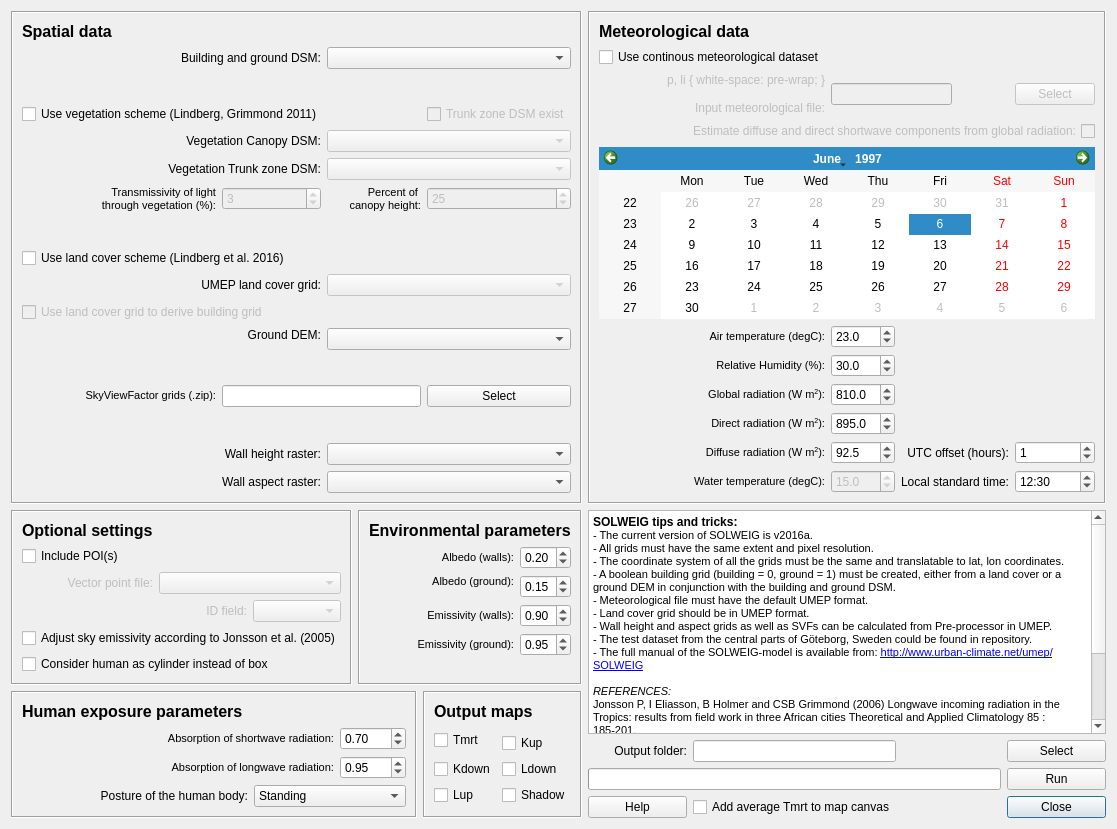
This is SOLWEIG/solweig_dialog_base.ui in UMEP-dev/UMEP as Qt 5 draws it before an edit. The edited form follows.
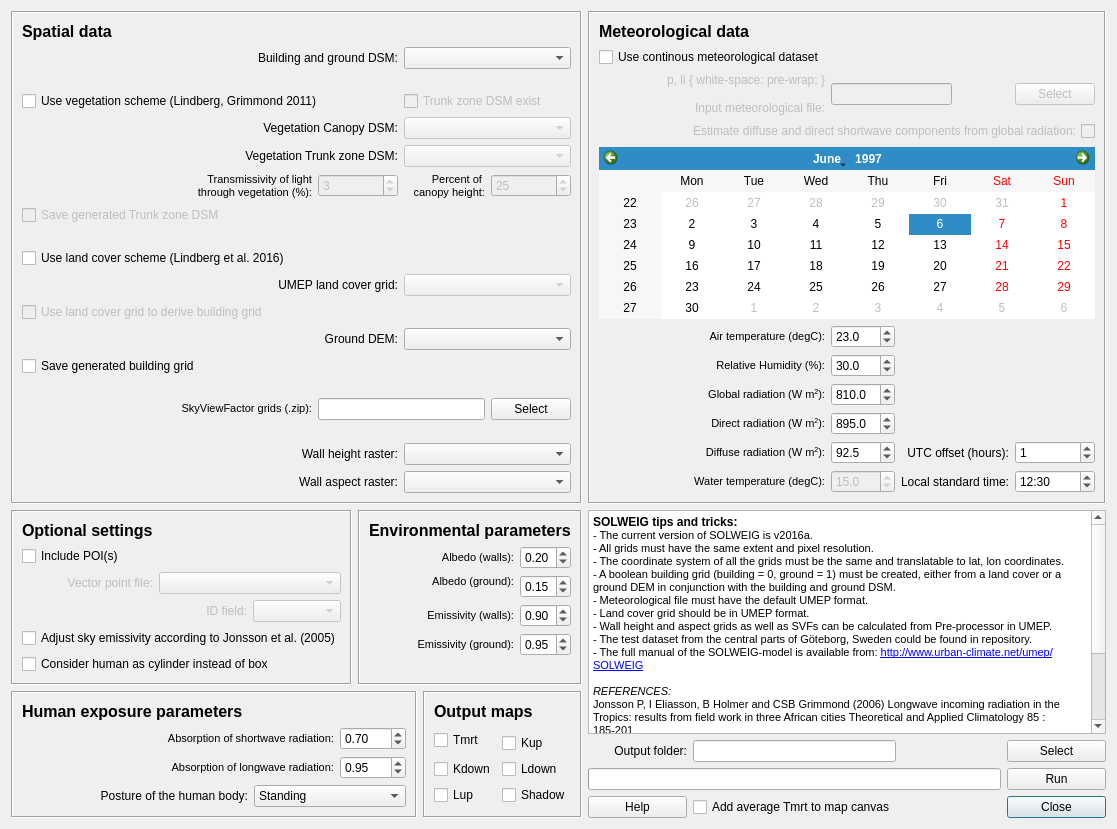
This is the edited form.

Diff of the .ui file:
```diff
--- a/SOLWEIG/solweig_dialog_base.ui
+++ b/SOLWEIG/solweig_dialog_base.ui
@@ -376,15 +376,19 @@
       <enum>QFrame::Sunken</enum>
      </property>
      <layout class="QGridLayout" name="gridLayout">
-      <item row="15" column="4">
-       <widget class="QPushButton" name="pushButtonImportSVF">
+      <item row="0" column="0">
+       <widget class="QLabel" name="label_13">
         <property name="text">
-         <string>Select</string>
+         <string>&lt;!DOCTYPE HTML PUBLIC &quot;-//W3C//DTD HTML 4.0//EN&quot; &quot;http://www.w3.org/TR/REC-html40/strict.dtd&quot;&gt;
+&lt;html&gt;&lt;head&gt;&lt;meta name=&quot;qrichtext&quot; content=&quot;1&quot; /&gt;&lt;style type=&quot;text/css&quot;&gt;
+p, li { white-space: pre-wrap; }
+&lt;/style&gt;&lt;/head&gt;&lt;body style=&quot; font-family:'MS Shell Dlg 2'; font-size:8pt; font-weight:400; font-style:normal;&quot;&gt;
+&lt;p style=&quot; margin-top:0px; margin-bottom:0px; margin-left:0px; margin-right:0px; -qt-block-indent:0; text-indent:0px;&quot;&gt;&lt;span style=&quot; font-size:12pt; font-weight:600;&quot;&gt;Spatial data&lt;/span&gt;&lt;/p&gt;&lt;/body&gt;&lt;/html&gt;</string>
         </property>
        </widget>
       </item>
-      <item row="14" column="1">
-       <spacer name="verticalSpacer_5">
+      <item row="2" column="1">
+       <spacer name="verticalSpacer_8">
         <property name="orientation">
          <enum>Qt::Vertical</enum>
         </property>
@@ -396,7 +400,7 @@
         </property>
        </spacer>
       </item>
-      <item row="3" column="0" colspan="4">
+      <item row="3" column="0" colspan="3">
        <widget class="QCheckBox" name="checkBoxUseVeg">
         <property name="enabled">
          <bool>true</bool>
@@ -406,27 +410,42 @@
         </property>
        </widget>
       </item>
-      <item row="15" column="2" colspan="2">
-       <widget class="QLineEdit" name="textInputSVF"/>
-      </item>
-      <item row="9" column="0" colspan="3">
-       <widget class="QCheckBox" name="checkBoxLandCover">
+      <item row="3" column="3" colspan="2">
+       <widget class="QCheckBox" name="checkBoxTrunkExist">
+        <property name="enabled">
+         <bool>false</bool>
+        </property>
         <property name="text">
-         <string>Use land cover scheme (Lindberg et al. 2016)</string>
+         <string>Trunk zone DSM exist</string>
         </property>
        </widget>
       </item>
-      <item row="11" column="0" colspan="3">
-       <widget class="QCheckBox" name="checkBoxDEM">
+      <item row="6" column="2">
+       <widget class="QSpinBox" name="spinBoxTrans">
         <property name="enabled">
          <bool>false</bool>
         </property>
+        <property name="value">
+         <number>3</number>
+        </property>
+       </widget>
+      </item>
+      <item row="6" column="3">
+       <widget class="QLabel" name="label_5">
         <property name="text">
-         <string>Use land cover grid to derive building grid</string>
+         <string>&lt;!DOCTYPE HTML PUBLIC &quot;-//W3C//DTD HTML 4.0//EN&quot; &quot;http://www.w3.org/TR/REC-html40/strict.dtd&quot;&gt;
+&lt;html&gt;&lt;head&gt;&lt;meta name=&quot;qrichtext&quot; content=&quot;1&quot; /&gt;&lt;style type=&quot;text/css&quot;&gt;
+p, li { white-space: pre-wrap; }
+&lt;/style&gt;&lt;/head&gt;&lt;body style=&quot; font-family:'MS Shell Dlg 2'; font-size:8.25pt; font-weight:400; font-style:normal;&quot;&gt;
+&lt;p style=&quot; margin-top:0px; margin-bottom:0px; margin-left:0px; margin-right:0px; -qt-block-indent:0; text-indent:0px;&quot;&gt;&lt;span style=&quot; font-size:8pt;&quot;&gt;Percent of &lt;/span&gt;&lt;/p&gt;
+&lt;p style=&quot; margin-top:0px; margin-bottom:0px; margin-left:0px; margin-right:0px; -qt-block-indent:0; text-indent:0px;&quot;&gt;&lt;span style=&quot; font-size:8pt;&quot;&gt;canopy height:&lt;/span&gt;&lt;/p&gt;&lt;/body&gt;&lt;/html&gt;</string>
         </property>
+        <property name="alignment">
+         <set>Qt::AlignRight|Qt::AlignTrailing|Qt::AlignVCenter</set>
+        </property>
        </widget>
       </item>
-      <item row="7" column="4">
+      <item row="6" column="4">
        <widget class="QSpinBox" name="spinBoxTrunkHeight">
         <property name="enabled">
          <bool>false</bool>
@@ -436,16 +455,56 @@
         </property>
        </widget>
       </item>
-      <item row="12" column="3" rowspan="2" colspan="2">
-       <widget class="QComboBox" name="comboBox_dem">
+      <item row="7" column="0">
+       <widget class="QCheckBox" name="checkBoxSaveTrunk">
         <property name="enabled">
-         <bool>true</bool>
+         <bool>false</bool>
         </property>
-        <property name="toolTip">
-         <string>A raster Digital surface Model consisting of ground and building heights</string>
+        <property name="text">
+         <string>Save generated Trunk zone DSM</string>
         </property>
-        <property name="whatsThis">
-         <string>A raster Digital surface Model consisting of ground and building heights</string>
+       </widget>
+      </item>
+      <item row="8" column="2">
+       <spacer name="verticalSpacer_4">
+        <property name="orientation">
+         <enum>Qt::Vertical</enum>
+        </property>
+        <property name="sizeHint" stdset="0">
+         <size>
+          <width>20</width>
+          <height>40</height>
+         </size>
+        </property>
+       </spacer>
+      </item>
+      <item row="11" column="0" colspan="2">
+       <widget class="QCheckBox" name="checkBoxDEM">
+        <property name="enabled">
+         <bool>false</bool>
+        </property>
+        <property name="text">
+         <string>Use land cover grid to derive building grid</string>
+        </property>
+       </widget>
+      </item>
+      <item row="14" column="1">
+       <spacer name="verticalSpacer_5">
+        <property name="orientation">
+         <enum>Qt::Vertical</enum>
+        </property>
+        <property name="sizeHint" stdset="0">
+         <size>
+          <width>20</width>
+          <height>40</height>
+         </size>
+        </property>
+       </spacer>
+      </item>
+      <item row="15" column="4">
+       <widget class="QPushButton" name="pushButtonImportSVF">
+        <property name="text">
+         <string>Select</string>
         </property>
        </widget>
       </item>
@@ -462,21 +521,30 @@
         </property>
        </spacer>
       </item>
-      <item row="15" column="0" colspan="2">
-       <widget class="QLabel" name="label_10">
-        <property name="text">
-         <string>&lt;!DOCTYPE HTML PUBLIC &quot;-//W3C//DTD HTML 4.0//EN&quot; &quot;http://www.w3.org/TR/REC-html40/strict.dtd&quot;&gt;
-&lt;html&gt;&lt;head&gt;&lt;meta name=&quot;qrichtext&quot; content=&quot;1&quot; /&gt;&lt;style type=&quot;text/css&quot;&gt;
-p, li { white-space: pre-wrap; }
-&lt;/style&gt;&lt;/head&gt;&lt;body style=&quot; font-family:'MS Shell Dlg 2'; font-size:8pt; font-weight:400; font-style:normal;&quot;&gt;
-&lt;p style=&quot; margin-top:0px; margin-bottom:0px; margin-left:0px; margin-right:0px; -qt-block-indent:0; text-indent:0px;&quot;&gt;SkyViewFactor grids (.zip):&lt;/p&gt;&lt;/body&gt;&lt;/html&gt;</string>
+      <item row="1" column="3" colspan="2">
+       <widget class="QComboBox" name="comboBox_dsm">
+        <property name="enabled">
+         <bool>true</bool>
         </property>
-        <property name="alignment">
-         <set>Qt::AlignRight|Qt::AlignTrailing|Qt::AlignVCenter</set>
+        <property name="toolTip">
+         <string>A raster Digital surface Model consisting of ground and building heights</string>
         </property>
+        <property name="whatsThis">
+         <string>A raster Digital surface Model consisting of ground and building heights</string>
+        </property>
        </widget>
       </item>
-      <item row="6" column="3" colspan="2">
+      <item row="4" column="3" colspan="2">
+       <widget class="QComboBox" name="comboBox_vegdsm">
+        <property name="enabled">
+         <bool>false</bool>
+        </property>
+        <property name="toolTip">
+         <string>A raster grid consisting of heights of vegetation above ground. Should have same spatial extent and resolution as Building and Ground DSM</string>
+        </property>
+       </widget>
+      </item>
+      <item row="5" column="3" colspan="2">
        <widget class="QComboBox" name="comboBox_vegdsm2">
         <property name="enabled">
          <bool>false</bool>
@@ -486,31 +554,6 @@
         </property>
        </widget>
       </item>
-      <item row="7" column="0" colspan="2">
-       <widget class="QLabel" name="label_8">
-        <property name="text">
-         <string>&lt;!DOCTYPE HTML PUBLIC &quot;-//W3C//DTD HTML 4.0//EN&quot; &quot;http://www.w3.org/TR/REC-html40/strict.dtd&quot;&gt;
-&lt;html&gt;&lt;head&gt;&lt;meta name=&quot;qrichtext&quot; content=&quot;1&quot; /&gt;&lt;style type=&quot;text/css&quot;&gt;
-p, li { white-space: pre-wrap; }
-&lt;/style&gt;&lt;/head&gt;&lt;body style=&quot; font-family:'MS Shell Dlg 2'; font-size:8.25pt; font-weight:400; font-style:normal;&quot;&gt;
-&lt;p style=&quot; margin-top:0px; margin-bottom:0px; margin-left:0px; margin-right:0px; -qt-block-indent:0; text-indent:0px;&quot;&gt;&lt;span style=&quot; font-size:8pt;&quot;&gt;Transmissivity of light&lt;/span&gt;&lt;/p&gt;
-&lt;p style=&quot; margin-top:0px; margin-bottom:0px; margin-left:0px; margin-right:0px; -qt-block-indent:0; text-indent:0px;&quot;&gt;&lt;span style=&quot; font-size:8pt;&quot;&gt;through vegetation (%):&lt;/span&gt;&lt;/p&gt;&lt;/body&gt;&lt;/html&gt;</string>
-        </property>
-        <property name="alignment">
-         <set>Qt::AlignRight|Qt::AlignTrailing|Qt::AlignVCenter</set>
-        </property>
-       </widget>
-      </item>
-      <item row="5" column="3" colspan="2">
-       <widget class="QComboBox" name="comboBox_vegdsm">
-        <property name="enabled">
-         <bool>false</bool>
-        </property>
-        <property name="toolTip">
-         <string>A raster grid consisting of heights of vegetation above ground. Should have same spatial extent and resolution as Building and Ground DSM</string>
-        </property>
-       </widget>
-      </item>
       <item row="10" column="3" colspan="2">
        <widget class="QComboBox" name="comboBox_landcover">
         <property name="enabled">
@@ -524,8 +567,8 @@
         </property>
        </widget>
       </item>
-      <item row="1" column="3" colspan="2">
-       <widget class="QComboBox" name="comboBox_dsm">
+      <item row="12" column="3" colspan="2">
+       <widget class="QComboBox" name="comboBox_dem">
         <property name="enabled">
          <bool>true</bool>
         </property>
@@ -537,66 +580,7 @@
         </property>
        </widget>
       </item>
-      <item row="7" column="3">
-       <widget class="QLabel" name="label_5">
-        <property name="text">
-         <string>&lt;!DOCTYPE HTML PUBLIC &quot;-//W3C//DTD HTML 4.0//EN&quot; &quot;http://www.w3.org/TR/REC-html40/strict.dtd&quot;&gt;
-&lt;html&gt;&lt;head&gt;&lt;meta name=&quot;qrichtext&quot; content=&quot;1&quot; /&gt;&lt;style type=&quot;text/css&quot;&gt;
-p, li { white-space: pre-wrap; }
-&lt;/style&gt;&lt;/head&gt;&lt;body style=&quot; font-family:'MS Shell Dlg 2'; font-size:8.25pt; font-weight:400; font-style:normal;&quot;&gt;
-&lt;p style=&quot; margin-top:0px; margin-bottom:0px; margin-left:0px; margin-right:0px; -qt-block-indent:0; text-indent:0px;&quot;&gt;&lt;span style=&quot; font-size:8pt;&quot;&gt;Percent of &lt;/span&gt;&lt;/p&gt;
-&lt;p style=&quot; margin-top:0px; margin-bottom:0px; margin-left:0px; margin-right:0px; -qt-block-indent:0; text-indent:0px;&quot;&gt;&lt;span style=&quot; font-size:8pt;&quot;&gt;canopy height:&lt;/span&gt;&lt;/p&gt;&lt;/body&gt;&lt;/html&gt;</string>
-        </property>
-        <property name="alignment">
-         <set>Qt::AlignRight|Qt::AlignTrailing|Qt::AlignVCenter</set>
-        </property>
-       </widget>
-      </item>
-      <item row="8" column="2">
-       <spacer name="verticalSpacer_4">
-        <property name="orientation">
-         <enum>Qt::Vertical</enum>
-        </property>
-        <property name="sizeHint" stdset="0">
-         <size>
-          <width>20</width>
-          <height>40</height>
-         </size>
-        </property>
-       </spacer>
-      </item>
-      <item row="0" column="0">
-       <widget class="QLabel" name="label_13">
-        <property name="text">
-         <string>&lt;!DOCTYPE HTML PUBLIC &quot;-//W3C//DTD HTML 4.0//EN&quot; &quot;http://www.w3.org/TR/REC-html40/strict.dtd&quot;&gt;
-&lt;html&gt;&lt;head&gt;&lt;meta name=&quot;qrichtext&quot; content=&quot;1&quot; /&gt;&lt;style type=&quot;text/css&quot;&gt;
-p, li { white-space: pre-wrap; }
-&lt;/style&gt;&lt;/head&gt;&lt;body style=&quot; font-family:'MS Shell Dlg 2'; font-size:8pt; font-weight:400; font-style:normal;&quot;&gt;
-&lt;p style=&quot; margin-top:0px; margin-bottom:0px; margin-left:0px; margin-right:0px; -qt-block-indent:0; text-indent:0px;&quot;&gt;&lt;span style=&quot; font-size:12pt; font-weight:600;&quot;&gt;Spatial data&lt;/span&gt;&lt;/p&gt;&lt;/body&gt;&lt;/html&gt;</string>
-        </property>
-       </widget>
-      </item>
-      <item row="19" column="2">
-       <widget class="QLabel" name="label_31">
-        <property name="text">
-         <string>Wall aspect raster:</string>
-        </property>
-        <property name="alignment">
-         <set>Qt::AlignRight|Qt::AlignTrailing|Qt::AlignVCenter</set>
-        </property>
-       </widget>
-      </item>
-      <item row="19" column="3" colspan="2">
-       <widget class="QComboBox" name="comboBox_wallaspect">
-        <property name="enabled">
-         <bool>true</bool>
-        </property>
-        <property name="toolTip">
-         <string>A raster grid consisting of heights of vegetation above ground. Should have same spatial extent and resolution as Building and Ground DSM</string>
-        </property>
-       </widget>
-      </item>
-      <item row="18" column="3" colspan="2">
+      <item row="17" column="3" colspan="2">
        <widget class="QComboBox" name="comboBox_wallheight">
         <property name="enabled">
          <bool>true</bool>
@@ -609,38 +593,77 @@
         </property>
        </widget>
       </item>
-      <item row="18" column="2">
-       <widget class="QLabel" name="label_32">
-        <property name="text">
-         <string>Wall height raster:</string>
-        </property>
-        <property name="alignment">
-         <set>Qt::AlignRight|Qt::AlignTrailing|Qt::AlignVCenter</set>
-        </property>
-       </widget>
-      </item>
-      <item row="7" column="2">
-       <widget class="QSpinBox" name="spinBoxTrans">
+      <item row="18" column="3" colspan="2">
+       <widget class="QComboBox" name="comboBox_wallaspect">
         <property name="enabled">
-         <bool>false</bool>
+         <bool>true</bool>
         </property>
-        <property name="value">
-         <number>3</number>
+        <property name="toolTip">
+         <string>A raster grid consisting of heights of vegetation above ground. Should have same spatial extent and resolution as Building and Ground DSM</string>
         </property>
        </widget>
       </item>
-      <item row="2" column="1">
-       <spacer name="verticalSpacer_8">
-        <property name="orientation">
-         <enum>Qt::Vertical</enum>
+      <item row="15" column="2" colspan="2">
+       <widget class="QLineEdit" name="textInputSVF"/>
+      </item>
+      <item row="6" column="0" colspan="2">
+       <widget class="QLabel" name="label_8">
+        <property name="text">
+         <string>&lt;!DOCTYPE HTML PUBLIC &quot;-//W3C//DTD HTML 4.0//EN&quot; &quot;http://www.w3.org/TR/REC-html40/strict.dtd&quot;&gt;
+&lt;html&gt;&lt;head&gt;&lt;meta name=&quot;qrichtext&quot; content=&quot;1&quot; /&gt;&lt;style type=&quot;text/css&quot;&gt;
+p, li { white-space: pre-wrap; }
+&lt;/style&gt;&lt;/head&gt;&lt;body style=&quot; font-family:'MS Shell Dlg 2'; font-size:8.25pt; font-weight:400; font-style:normal;&quot;&gt;
+&lt;p style=&quot; margin-top:0px; margin-bottom:0px; margin-left:0px; margin-right:0px; -qt-block-indent:0; text-indent:0px;&quot;&gt;&lt;span style=&quot; font-size:8pt;&quot;&gt;Transmissivity of light&lt;/span&gt;&lt;/p&gt;
+&lt;p style=&quot; margin-top:0px; margin-bottom:0px; margin-left:0px; margin-right:0px; -qt-block-indent:0; text-indent:0px;&quot;&gt;&lt;span style=&quot; font-size:8pt;&quot;&gt;through vegetation (%):&lt;/span&gt;&lt;/p&gt;&lt;/body&gt;&lt;/html&gt;</string>
         </property>
-        <property name="sizeHint" stdset="0">
-         <size>
-          <width>20</width>
-          <height>40</height>
-         </size>
+        <property name="alignment">
+         <set>Qt::AlignRight|Qt::AlignTrailing|Qt::AlignVCenter</set>
         </property>
-       </spacer>
+       </widget>
+      </item>
+      <item row="15" column="0" colspan="2">
+       <widget class="QLabel" name="label_10">
+        <property name="text">
+         <string>&lt;!DOCTYPE HTML PUBLIC &quot;-//W3C//DTD HTML 4.0//EN&quot; &quot;http://www.w3.org/TR/REC-html40/strict.dtd&quot;&gt;
+&lt;html&gt;&lt;head&gt;&lt;meta name=&quot;qrichtext&quot; content=&quot;1&quot; /&gt;&lt;style type=&quot;text/css&quot;&gt;
+p, li { white-space: pre-wrap; }
+&lt;/style&gt;&lt;/head&gt;&lt;body style=&quot; font-family:'MS Shell Dlg 2'; font-size:8pt; font-weight:400; font-style:normal;&quot;&gt;
+&lt;p style=&quot; margin-top:0px; margin-bottom:0px; margin-left:0px; margin-right:0px; -qt-block-indent:0; text-indent:0px;&quot;&gt;SkyViewFactor grids (.zip):&lt;/p&gt;&lt;/body&gt;&lt;/html&gt;</string>
+        </property>
+        <property name="alignment">
+         <set>Qt::AlignRight|Qt::AlignTrailing|Qt::AlignVCenter</set>
+        </property>
+       </widget>
+      </item>
+      <item row="1" column="0" colspan="3">
+       <widget class="QLabel" name="label">
+        <property name="text">
+         <string>Building and ground DSM:</string>
+        </property>
+        <property name="alignment">
+         <set>Qt::AlignRight|Qt::AlignTrailing|Qt::AlignVCenter</set>
+        </property>
+       </widget>
+      </item>
+      <item row="4" column="0" colspan="3">
+       <widget class="QLabel" name="label_2">
+        <property name="text">
+         <string>Vegetation Canopy DSM:</string>
+        </property>
+        <property name="alignment">
+         <set>Qt::AlignRight|Qt::AlignTrailing|Qt::AlignVCenter</set>
+        </property>
+       </widget>
+      </item>
+      <item row="5" column="0" colspan="3">
+       <widget class="QLabel" name="label_3">
+        <property name="text">
+         <string>Vegetation Trunk zone DSM:</string>
+        </property>
+        <property name="alignment">
+         <set>Qt::AlignRight|Qt::AlignTrailing|Qt::AlignVCenter</set>
+        </property>
+       </widget>
       </item>
       <item row="10" column="0" colspan="3">
        <widget class="QLabel" name="label_14">
@@ -652,7 +675,7 @@
         </property>
        </widget>
       </item>
-      <item row="12" column="1" colspan="2">
+      <item row="12" column="0" colspan="3">
        <widget class="QLabel" name="label_16">
         <property name="text">
          <string>Ground DEM:</string>
@@ -662,43 +685,40 @@
         </property>
        </widget>
       </item>
-      <item row="6" column="0" colspan="3">
-       <widget class="QLabel" name="label_3">
-        <property name="text">
-         <string>Vegetation Trunk zone DSM:</string>
-        </property>
-        <property name="alignment">
-         <set>Qt::AlignRight|Qt::AlignTrailing|Qt::AlignVCenter</set>
-        </property>
-       </widget>
-      </item>
-      <item row="5" column="0" colspan="3">
-       <widget class="QLabel" name="label_2">
-        <property name="text">
-         <string>Vegetation Canopy DSM:</string>
-        </property>
-        <property name="alignment">
-         <set>Qt::AlignRight|Qt::AlignTrailing|Qt::AlignVCenter</set>
-        </property>
-       </widget>
-      </item>
-      <item row="1" column="0" colspan="3">
-       <widget class="QLabel" name="label">
-        <property name="text">
-         <string>Building and ground DSM:</string>
-        </property>
-        <property name="alignment">
-         <set>Qt::AlignRight|Qt::AlignTrailing|Qt::AlignVCenter</set>
-        </property>
-       </widget>
-      </item>
-      <item row="3" column="4">
-       <widget class="QCheckBox" name="checkBoxTrunkExist">
+      <item row="13" column="0" colspan="3">
+       <widget class="QCheckBox" name="checkBoxBuild">
         <property name="enabled">
-         <bool>false</bool>
+         <bool>true</bool>
         </property>
         <property name="text">
-         <string>Trunk zone DSM exist</string>
+         <string>Save generated building grid</string>
+        </property>
+       </widget>
+      </item>
+      <item row="9" column="0" colspan="4">
+       <widget class="QCheckBox" name="checkBoxLandCover">
+        <property name="text">
+         <string>Use land cover scheme (Lindberg et al. 2016)</string>
+        </property>
+       </widget>
+      </item>
+      <item row="17" column="0" colspan="3">
+       <widget class="QLabel" name="label_32">
+        <property name="text">
+         <string>Wall height raster:</string>
+        </property>
+        <property name="alignment">
+         <set>Qt::AlignRight|Qt::AlignTrailing|Qt::AlignVCenter</set>
+        </property>
+       </widget>
+      </item>
+      <item row="18" column="0" colspan="3">
+       <widget class="QLabel" name="label_31">
+        <property name="text">
+         <string>Wall aspect raster:</string>
+        </property>
+        <property name="alignment">
+         <set>Qt::AlignRight|Qt::AlignTrailing|Qt::AlignVCenter</set>
         </property>
        </widget>
       </item>
@@ -1170,7 +1190,6 @@
      <zorder>CheckBoxBox</zorder>
      <zorder>label_29</zorder>
      <zorder>CheckBoxElvis</zorder>
-     <zorder>frame_4</zorder>
      <zorder>comboBox_POIfield</zorder>
      <zorder>comboBox_POIlayer</zorder>
      <zorder>label_34</zorder>
```
Left out of the diff: 90 changed lines with no effect on the pictures.
